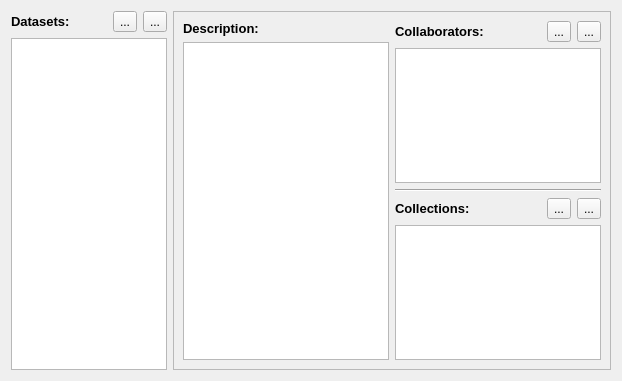
Before: the Qt Designer form oat/views/ui/ui_datasetmanager_dialog.ui in Oli4/oat, drawn with Qt 5.
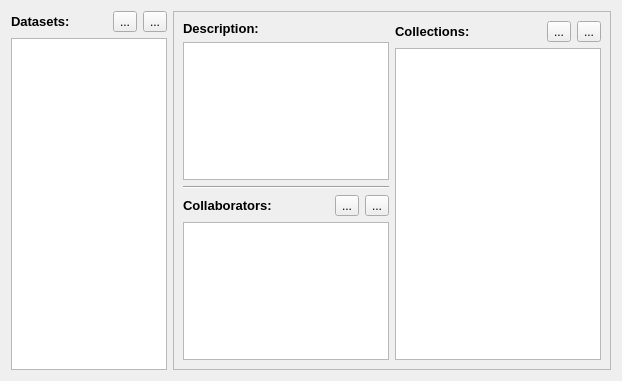
After: the same form once the commit is applied. Icons and pictures are not drawn.

What changed in the file:
```diff
--- a/oat/views/ui/ui_datasetmanager_dialog.ui
+++ b/oat/views/ui/ui_datasetmanager_dialog.ui
@@ -145,10 +145,13 @@
               </property>
              </widget>
             </item>
-           </layout>
-          </item>
-          <item>
-           <layout class="QVBoxLayout" name="verticalLayout_3">
+            <item>
+             <widget class="Line" name="line">
+              <property name="orientation">
+               <enum>Qt::Horizontal</enum>
+              </property>
+             </widget>
+            </item>
             <item>
              <layout class="QFormLayout" name="formLayout">
               <item row="0" column="0">
@@ -237,13 +240,10 @@
               </property>
              </widget>
             </item>
-            <item>
-             <widget class="Line" name="line">
-              <property name="orientation">
-               <enum>Qt::Horizontal</enum>
-              </property>
-             </widget>
-            </item>
+           </layout>
+          </item>
+          <item>
+           <layout class="QVBoxLayout" name="verticalLayout_3">
             <item>
              <layout class="QFormLayout" name="formLayout_2">
               <item row="0" column="0">
```
Left out of the diff: 3 changed lines with no effect on the pictures.
